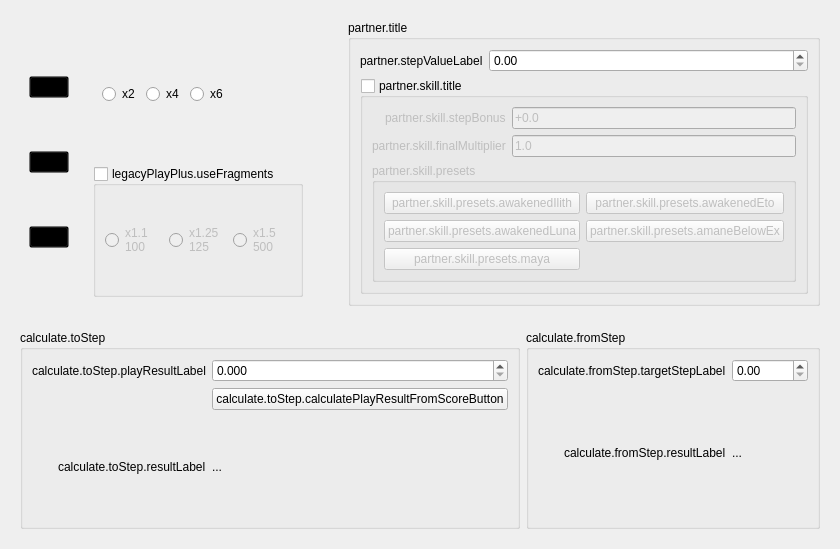
This is ui/designer/tabs/tabTools/tabTools_StepCalculator.ui in ArcaeaOffline/client-pyside6 as Qt 5 draws it before an edit. The edited form follows.
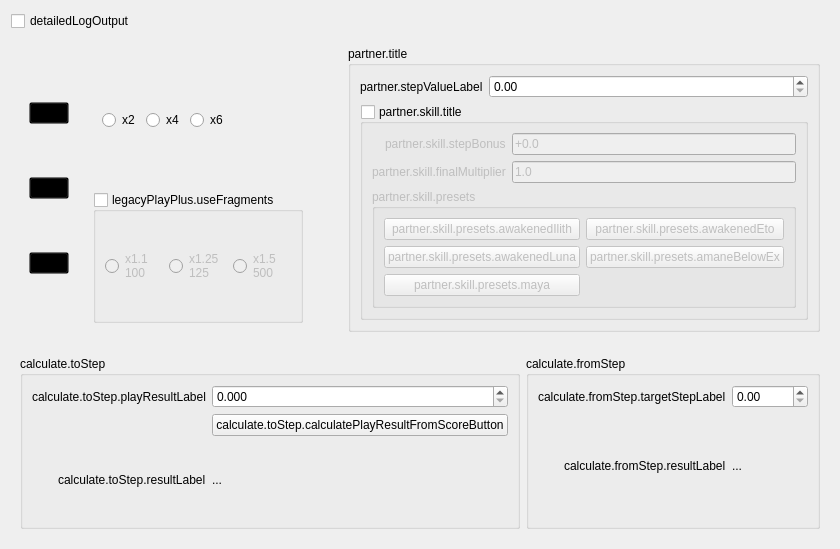
This is the edited form.

Commit message: feat: `TabTools_StepCalculator`

Patch:
```diff
--- a/ui/designer/tabs/tabTools/tabTools_StepCalculator.ui
+++ b/ui/designer/tabs/tabTools/tabTools_StepCalculator.ui
@@ -14,6 +14,13 @@
    <string notr="true">TabTools_StepCalculator</string>
   </property>
   <layout class="QVBoxLayout" name="verticalLayout_3">
+   <item>
+    <widget class="QCheckBox" name="detailedLogOutputCheckBox">
+     <property name="text">
+      <string>detailedLogOutput</string>
+     </property>
+    </widget>
+   </item>
    <item>
     <widget class="QWidget" name="mapTypeWidget" native="true">
      <layout class="QHBoxLayout" name="horizontalLayout">
```
The commit also changes 4 other files.
